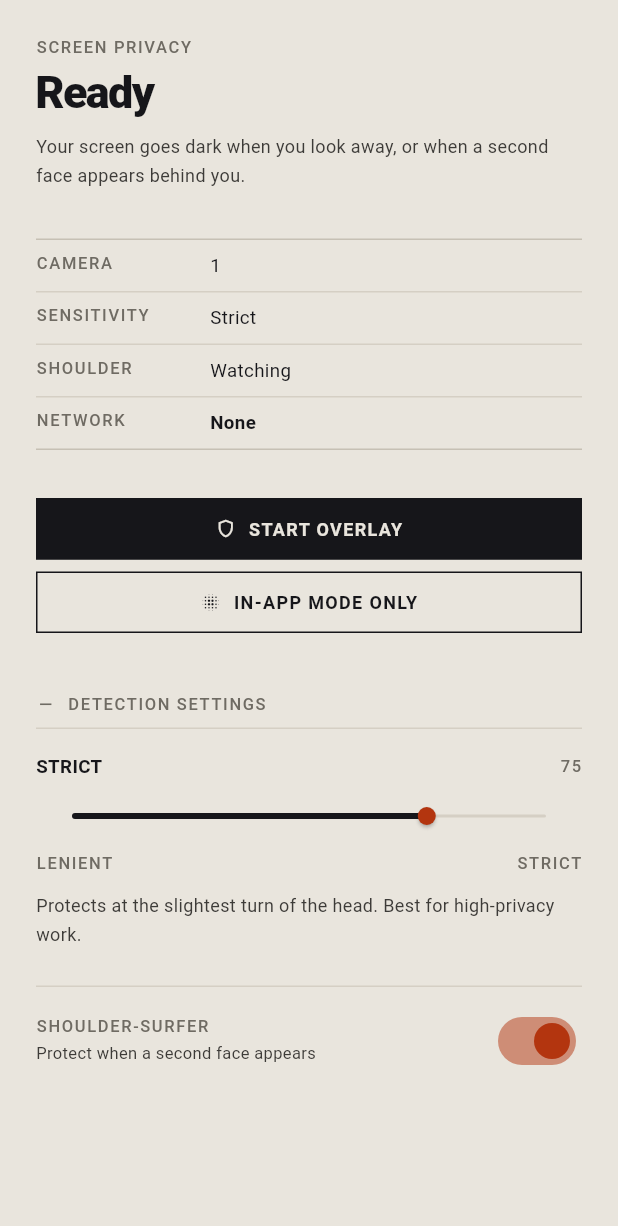
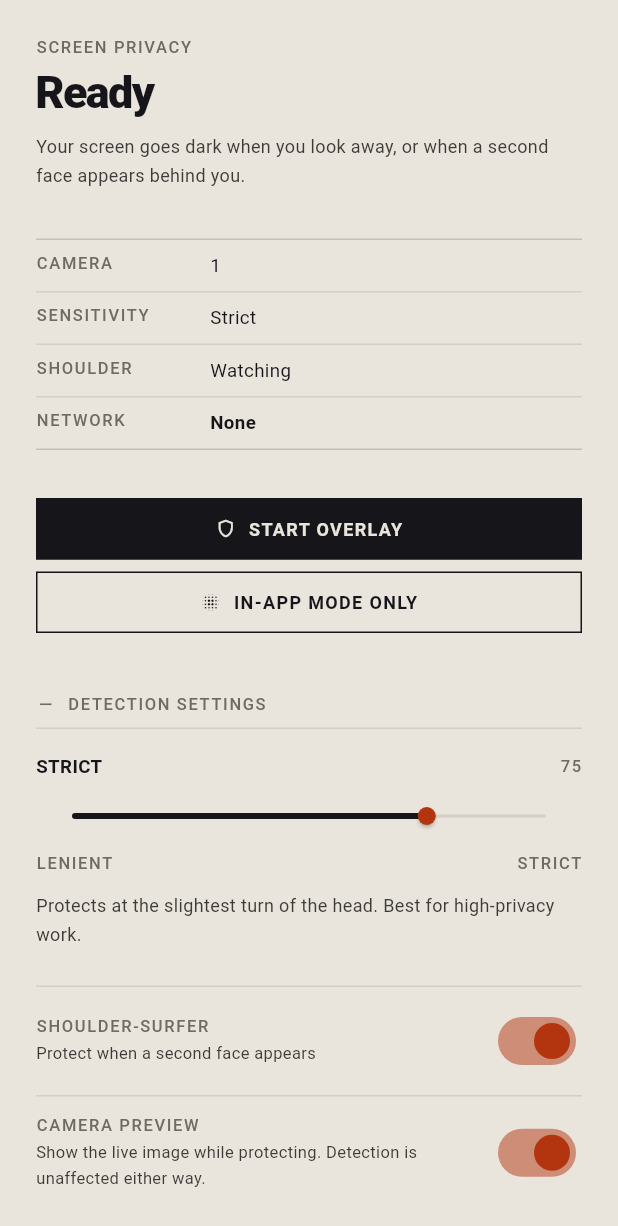
Before and after one commit to kv4u/safescreen, a Flutter app: the screen it shows after launch, after a tap on "DETECTION SETTINGS", on a phone screen of 412 x 824 dp. Shown: the top 1226 px of the screen. Run offline on Flutter 3.47's test engine with Material 3 defaults, Android fonts, the phone set to English and light mode, and no system bars; our stand-ins replace camera, permission_handler, shared_preferences; missing offline and left inert: face_detection_tflite, flutter_overlay_window, google_mlkit_face_detection, screen_retriever, tray_manager, window_manager.

Commit message:
Let the camera preview be turned off
Reported while trying to produce screenshots for the README: there was no way to
capture the status console without a face in it, because the live preview is
always drawn and stepping out of frame blacks the screen out. A genuine
catch-22, and it pointed at a real gap rather than a screenshotting problem.

A privacy tool that sits on screen all day should not force a live picture of
you into the corner of your work with no way to decline it. Some people will
want it; the point is that it was not a choice.

Detection is entirely unaffected. Frames are captured and analysed either way --
the setting only controls whether the video is drawn, which is stated in the
settings row so nobody assumes turning it off weakens protection.

Read live from the settings singleton rather than cached at initState, so
toggling it takes effect without restarting protection.

```diff
--- a/lib/main.dart
+++ b/lib/main.dart
@@ -129,6 +129,7 @@ class _SafeScreenHomeState extends State<SafeScreenHome>
   String? _cameraName;
 
   bool _cameraIsVirtual = false;
+  bool _showCameraPreview = SettingsService.instance.showCameraPreview;
 
   String get _cameraLabel => _cameraName ?? 'Detected';
 
@@ -575,6 +576,37 @@ class _SafeScreenHomeState extends State<SafeScreenHome>
               ),
             ],
           ),
+          const SizedBox(height: S.x3),
+          const Rule(faint: true),
+          const SizedBox(height: S.x3),
+          Row(
+            children: [
+              Expanded(
+                child: Column(
+                  crossAxisAlignment: CrossAxisAlignment.start,
+                  children: [
+                    Text('CAMERA PREVIEW', style: T.label),
+                    const SizedBox(height: 2),
+                    Text(
+                      'Show the live image while protecting. Detection is '
+                      'unaffected either way.',
+                      style: T.body.copyWith(fontSize: 11),
+                    ),
+                  ],
+                ),
+              ),
+              Switch(
+                value: _showCameraPreview,
+                activeColor: C.signal,
+                inactiveThumbColor: C.inkMuted,
+                inactiveTrackColor: C.ruleFaint,
+                onChanged: (bool v) {
+                  setState(() => _showCameraPreview = v);
+                  SettingsService.instance.setShowCameraPreview(v);
+                },
+              ),
+            ],
+          ),
         ],
       ],
     );
--- a/lib/services/settings_service.dart
+++ b/lib/services/settings_service.dart
@@ -13,6 +13,7 @@ class SettingsService {
 
   static const String _kSensitivity = 'sensitivity';
   static const String _kShoulderSurfer = 'detect_shoulder_surfers';
+  static const String _kShowPreview = 'show_camera_preview';
 
   SharedPreferences? _prefs;
 
@@ -21,6 +22,14 @@ class SettingsService {
 
   /// Protect the screen when a second face appears.
   bool detectShoulderSurfers = true;
+
+  /// Show the live camera image in the status console.
+  ///
+  /// Detection is completely unaffected by this — the frames are captured and
+  /// analysed either way. It only controls whether the video is drawn. Off is a
+  /// reasonable preference for a tool that sits on screen all day: not everyone
+  /// wants a live picture of themselves in the corner of their work.
+  bool showCameraPreview = true;
 
   Future<void> load() async {
     try {
@@ -32,6 +41,7 @@ class SettingsService {
       );
       detectShoulderSurfers =
           prefs.getBool(_kShoulderSurfer) ?? detectShoulderSurfers;
+      showCameraPreview = prefs.getBool(_kShowPreview) ?? showCameraPreview;
     } catch (e) {
       // Settings are a convenience; defaults are safe, so a failure here must
       // not stop the app from protecting the screen.
@@ -56,4 +66,13 @@ class SettingsService {
       debugPrint('SafeScreen: could not save shoulder-surfer setting: $e');
     }
   }
+
+  Future<void> setShowCameraPreview(bool value) async {
+    showCameraPreview = value;
+    try {
+      await _prefs?.setBool(_kShowPreview, value);
+    } catch (e) {
+      debugPrint('SafeScreen: could not save preview setting: $e');
+    }
+  }
 }
```
Also changed, not shown: lib/screens/protection_active_screen.dart (+6 -2 lines), 2 other files.
